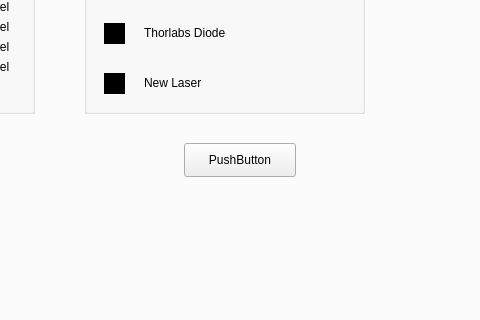
Qt form reactorUI.ui (Dionne-Lab/catalight) before a commit; both pictures show x 319 to 799 and y 224 to 544 of the 1096 by 852 pixel window.
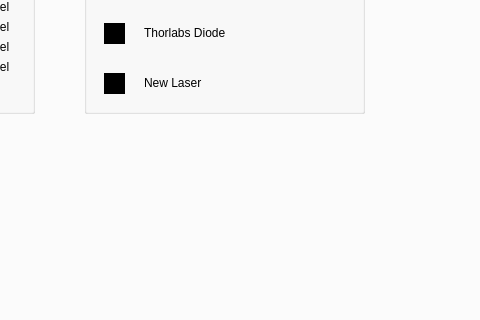
The same form after that commit. Icons and pictures are not drawn. Custom widgets are drawn as their Qt base class.

Commit message: deleted push button

```diff
--- a/reactorUI.ui
+++ b/reactorUI.ui
@@ -1478,19 +1478,6 @@
         </property>
        </widget>
       </widget>
-      <widget class="QPushButton" name="pushButton">
-       <property name="geometry">
-        <rect>
-         <x>490</x>
-         <y>330</y>
-         <width>112</width>
-         <height>34</height>
-        </rect>
-       </property>
-       <property name="text">
-        <string>PushButton</string>
-       </property>
-      </widget>
      </widget>
     </widget>
    </item>
```
